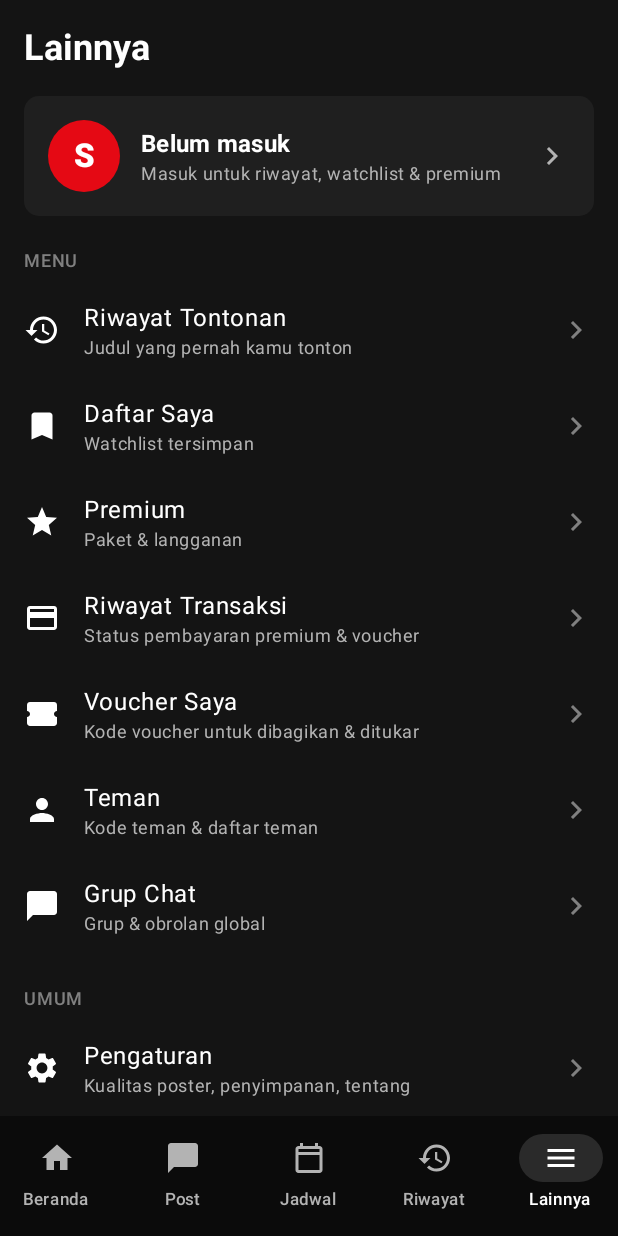
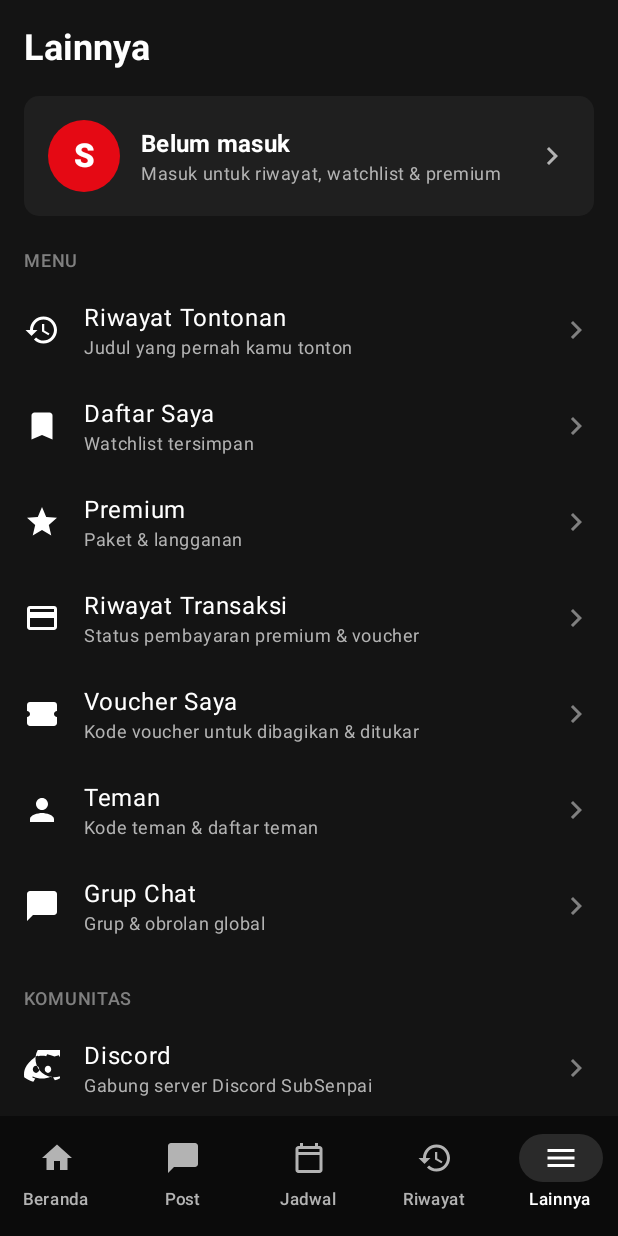
Before and after one commit to devcoderama/SubSenpai, an Android app built with Jetpack Compose: the MoreScreen screen opened through its navigation route, on a phone screen of 412 x 824 dp. Run offline under Robolectric (Android 15) with nearby library versions, the phone set to English and light mode, and no system bars; libraries missing offline, so code that uses them is left out: org.bouncycastle.crypto; pictures from the network do not load; 9 statements that could not run were skipped.

Commit message:
v0.24.10: tab Lainnya dapat bagian Komunitas — baris Discord (discord.gg/yJebKEGNh) & Telegram (t.me/subsenpaianime) dengan ikon merek resmi (simple-icons) yang membuka tautan di aplikasi/browser terkait

```diff
--- a/android/app/build.gradle.kts
+++ b/android/app/build.gradle.kts
@@ -12,8 +12,8 @@ android {
         applicationId = "com.subsenpai"
         minSdk = 24
         targetSdk = 34
-        versionCode = 75
-        versionName = "0.24.9"
+        versionCode = 76
+        versionName = "0.24.10"
         // Alamat backend bawaan untuk pengembangan (emulator → host).
         // Rilis memakai alamat resmi dari pengaturan aplikasi.
         // Alamat API: bawaan emulator; build produksi menimpa lewat
--- a/android/app/src/main/java/com/subsenpai/ui/MoreScreens.kt
+++ b/android/app/src/main/java/com/subsenpai/ui/MoreScreens.kt
@@ -156,6 +156,17 @@ fun MoreScreen(
         }
         item {
             MoreRow(R.drawable.ic_chat, "Grup Chat", "Grup & obrolan global", onOpenGroups)
+        }
+        item { MoreSectionLabel("Komunitas") }
+        item {
+            MoreRow(R.drawable.ic_discord, "Discord", "Gabung server Discord SubSenpai") {
+                context.startActivity(Intent(Intent.ACTION_VIEW, Uri.parse("https://discord.gg/yJebKEGNh")))
+            }
+        }
+        item {
+            MoreRow(R.drawable.ic_telegram, "Telegram", "Gabung channel Telegram SubSenpai") {
+                context.startActivity(Intent(Intent.ACTION_VIEW, Uri.parse("https://t.me/subsenpaianime")))
+            }
         }
         item { MoreSectionLabel("Umum") }
         item {
--- /dev/null
+++ b/android/app/src/main/res/drawable/ic_discord.xml
@@ -0,0 +1,9 @@
+<vector xmlns:android="http://schemas.android.com/apk/res/android"
+    android:width="24dp"
+    android:height="24dp"
+    android:viewportWidth="24"
+    android:viewportHeight="24">
+    <path
+        android:fillColor="#FFFFFF"
+        android:pathData="M20.317 4.3698a19.7913 19.7913 0 00-4.8851-1.5152.0741.0741 0 00-.0785.0371c-.211.3753-.4447.8648-.6083 1.2495-1.8447-.2762-3.68-.2762-5.4868 0-.1636-.3933-.4058-.8742-.6177-1.2495a.077.077 0 00-.0785-.037 19.7363 19.7363 0 00-4.8852 1.515.0699.0699 0 00-.0321.0277C.5334 9.0458-.319 13.5799.0992 18.0578a.0824.0824 0 00.0312.0561c2.0528 1.5076 4.0413 2.4228 5.9929 3.0294a.0777.0777 0 00.0842-.0276c.4616-.6304.8731-1.2952 1.226-1.9942a.076.076 0 00-.0416-.1057c-.6528-.2476-1.2743-.5495-1.8722-.8923a.077.077 0 01-.0076-.1277c.1258-.0943.2517-.1923.3718-.2914a.0743.0743 0 01.0776-.0105c3.9278 1.7933 8.18 1.7933 12.0614 0a.0739.0739 0 01.0785.0095c.1202.099.246.1981.3728.2924a.077.077 0 01-.0066.1276 12.2986 12.2986 0 01-1.873.8914.0766.0766 0 00-.0407.1067c.3604.698.7719 1.3628 1.225 1.9932a.076.076 0 00.0842.0286c1.961-.6067 3.9495-1.5219 6.0023-3.0294a.077.077 0 00.0313-.0552c.5004-5.177-.8382-9.6739-3.5485-13.6604a.061.061 0 00-.0312-.0286zM8.02 15.3312c-1.1825 0-2.1569-1.0857-2.1569-2.419 0-1.3332.9555-2.4189 2.157-2.4189 1.2108 0 2.1757 1.0952 2.1568 2.419 0 1.3332-.9555 2.4189-2.1569 2.4189zm7.9748 0c-1.1825 0-2.1569-1.0857-2.1569-2.419 0-1.3332.9554-2.4189 2.1569-2.4189 1.2108 0 2.1757 1.0952 2.1568 2.419 0 1.3332-.946 2.4189-2.1568 2.4189Z" />
+</vector>
--- /dev/null
+++ b/android/app/src/main/res/drawable/ic_telegram.xml
@@ -0,0 +1,9 @@
+<vector xmlns:android="http://schemas.android.com/apk/res/android"
+    android:width="24dp"
+    android:height="24dp"
+    android:viewportWidth="24"
+    android:viewportHeight="24">
+    <path
+        android:fillColor="#FFFFFF"
+        android:pathData="M11.944 0A12 12 0 0 0 0 12a12 12 0 0 0 12 12 12 12 0 0 0 12-12A12 12 0 0 0 12 0a12 12 0 0 0-.056 0zm4.962 7.224c.1-.002.321.023.465.14a.506.506 0 0 1 .171.325c.016.093.036.306.02.472-.18 1.898-.962 6.502-1.36 8.627-.168.9-.499 1.201-.82 1.23-.696.065-1.225-.46-1.9-.902-1.056-.693-1.653-1.124-2.678-1.8-1.185-.78-.417-1.21.258-1.91.177-.184 3.247-2.977 3.307-3.23.007-.032.014-.15-.056-.212s-.174-.041-.249-.024c-.106.024-1.793 1.14-5.061 3.345-.48.33-.913.49-1.302.48-.428-.008-1.252-.241-1.865-.44-.752-.245-1.349-.374-1.297-.789.027-.216.325-.437.893-.663 3.498-1.524 5.83-2.529 6.998-3.014 3.332-1.386 4.025-1.627 4.476-1.635z" />
+</vector>
```
